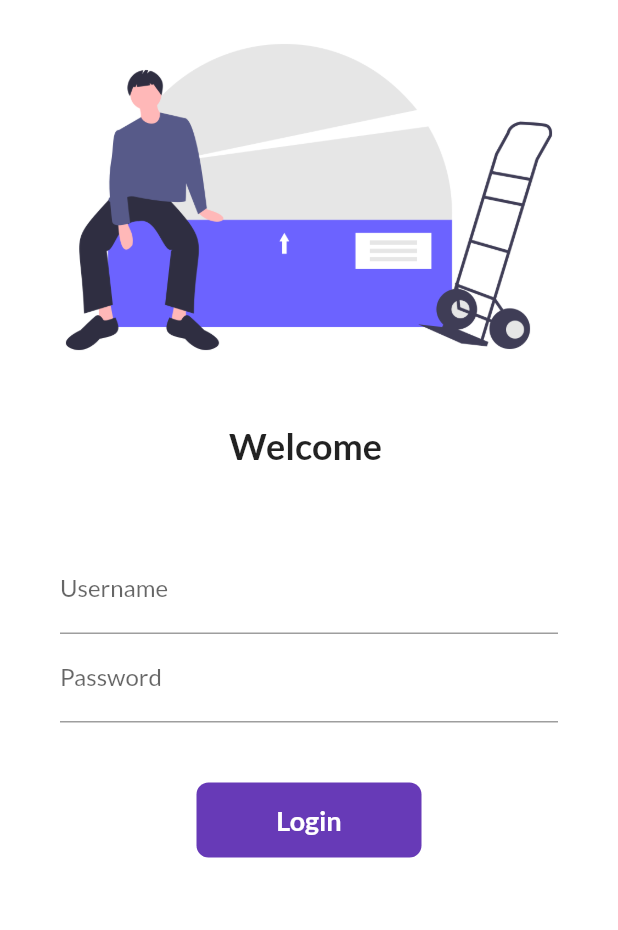
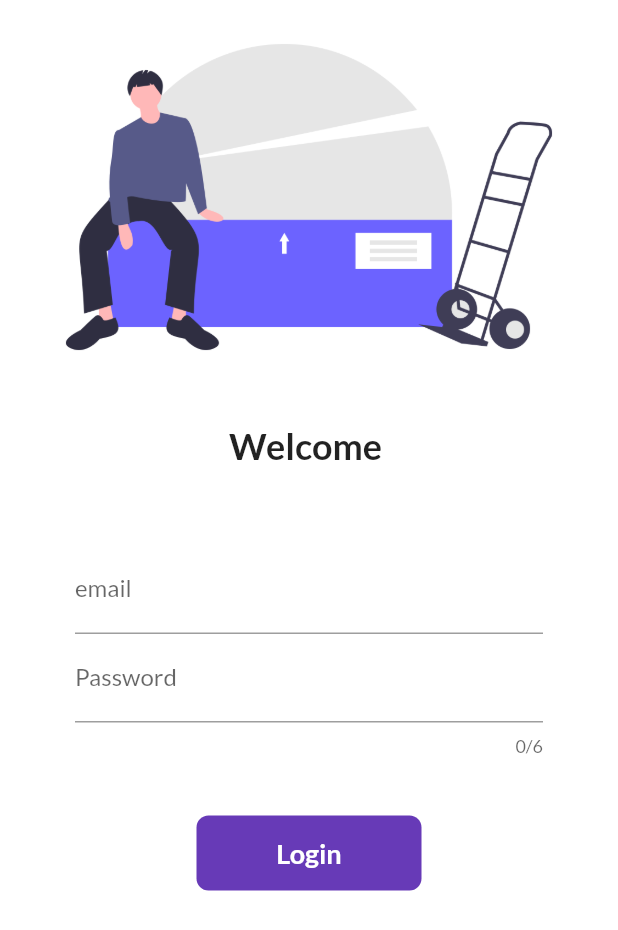
Before and after one commit to FoxxPratikSau/learning-flutter, a Flutter app: the screen it shows after launch, on a phone screen of 412 x 824 dp. Shown: the top 930 px of the screen. Run offline on Flutter 3.47's test engine with Material 2 defaults, Android fonts, the phone set to English and light mode, and no system bars; our stand-ins replace google_fonts.

Commit message:
day 8 done, ripple effect, not able to understand how to add form validation

```diff
--- a/flutter_application_1/lib/Pages/login_page.dart
+++ b/flutter_application_1/lib/Pages/login_page.dart
@@ -4,7 +4,7 @@ import 'package:flutter/material.dart';
 import 'package:flutter_application_1/utils/routes.dart';
 // ctrl+space to see properties
 
-class LoginPage extends StatefulWidget {
+class LoginPage extends StatefulWidget  {
   const LoginPage({ Key? key }) : super(key: key);
 
   @override
@@ -12,8 +12,26 @@ class LoginPage extends StatefulWidget {
 }
 
 class _LoginPageState extends State<LoginPage> {
-String name="";
+//String name="";
 bool changeButton = false;
+final _formKey = GlobalKey<FormState>();
+moveToHome(BuildContext context)async{
+   // if (_formKey.currentState!.validate()){
+      setState(() {
+        changeButton = true;
+      });
+      await Future.delayed(Duration(seconds: 1));
+                          //async.....await
+                          //to delay for animation to complete
+      await Navigator.pushNamed(context, MyRoutes.homeRoute);
+                          //used await here to make ux better then
+                          //comming back from home screen make the button loginable again
+      setState(() {
+        changeButton=false;
+      });
+   // }
+
+}
 
   @override
   Widget build(BuildContext context) {
@@ -21,35 +39,41 @@ bool changeButton = false;
 
       color: Colors.white,
       child: SingleChildScrollView(
+        child: Form(
           child: Column(
             children: [
               Image.asset("assets/images/undraw_heavy_box_agqi.png",
               fit: BoxFit.fill,
               ),
-            SizedBox(height: 20.0,
+              SizedBox(height: 20.0,  //sized box for giving gaps
               ),
 
-            Text("Welcome $name",
+              Text("Welcome ",
                style: TextStyle(
                 fontSize: 24,
                 fontWeight: FontWeight.bold,
                 ),
               ),
 
-            SizedBox(height: 20.0,
+              SizedBox(height: 20.0,  //sized box for giving gaps
               ),
               Padding(
-              padding: const EdgeInsets.symmetric(vertical: 32.0, horizontal: 40.0,),//use .all for all direction
+                padding: const EdgeInsets.symmetric(vertical: 32.0, horizontal: 50.0,),//use .all for all direction
                 child: Column(children: [
                   TextFormField(
                     decoration: InputDecoration(
-                    hintText: "Enter Username",
-                    labelText: "Username",
+                      hintText: "Enter Email id",
+                      labelText: "email",
                     ),
+                    //  validator: (email) {
+                    //   if (isEmailValid(email)) return null;
+                    //   else
+                    //     return 'Enter a valid email address';
+                    // },
                     onChanged: (value){
-                    name = value;
+                      //name = value;
                       setState(() {
-                      //calls build method as usually while converting from stateless
+                        //calls build method as usually, while converting from stateless
                         //to stateful widget
                         //it does not calls build method but all the ui is in build method
                       });
@@ -61,20 +85,24 @@ bool changeButton = false;
                       hintText: "Enter Password",
                       labelText: "Password",
                     ),
+                    maxLength: 6,
+                    // validator: (password) {
+                    //     if (isPasswordValid(password)) return null;
+                    //     else
+                    //       return 'Enter a valid password';
+                    //   },
                   ),
                   SizedBox(
                     height: 40.0,
                   ),
-                InkWell(
-                  onTap: ()async{
-                    setState(() {
-                      changeButton = true;
-                    });
-                    await Future.delayed(Duration(seconds: 1));
-                    //async.....await
-                    //to delay for animation to complete
-                    Navigator.pushNamed(context, MyRoutes.homeRoute);
-                  },
+
+                  //BUtton
+                  Material( //gave ancestor of material, while giving ancestor avoid giving decoration side child
+                    color: Colors.deepPurple,
+                          //shape: changeButton ? BoxShape.circle : BoxShape.rectangle,
+                          borderRadius: BorderRadius.circular(changeButton?50:8), //to get ripple effect in material
+                    child: InkWell(
+                      onTap: ()=>moveToHome(context),
                       child: AnimatedContainer(
                         duration: Duration(seconds: 1 ),
                         width: changeButton ? 50:150,
@@ -94,10 +122,11 @@ bool changeButton = false;
                             ),
 
                           ),
-                    decoration: BoxDecoration(
-                      color: Colors.deepPurple,
-                      //shape: changeButton ? BoxShape.circle : BoxShape.rectangle,
-                      borderRadius: BorderRadius.circular(changeButton?50:8),
+                        // decoration: BoxDecoration(
+                          // color: Colors.deepPurple,
+                          // //shape: changeButton ? BoxShape.circle : BoxShape.rectangle,
+                          // borderRadius: BorderRadius.circular(changeButton?50:8),
+                        // ),
                       ),
                     ),
                   )
@@ -115,7 +144,18 @@ bool changeButton = false;
               )
             ],
           ),
+        ),
       )
     );
   }
 }
+// mixin InputValidationMixin {
+//   bool isPasswordValid(String password) => password.length == 6;
+
+//   bool isEmailValid(String email) {
+//     Pattern pattern =
+//       r '^(([^<>()[\]\\.,;:\s@"]+(\.[^<>()[\]\\.,;:\s@"]+)*)|(".+"))@((\[[0-9]{1,3}\.[0-9]{1,3}\.[0-9]{1,3}\.[0-9]{1,3}\])|(([a-zA-Z\-0-9]+\.)+[a-zA-Z]{2,}))$';
+//     RegExp regex = new RegExp(pattern);
+//     return regex.hasMatch(email);
+//   }
+// }
--- a/flutter_application_1/lib/main.dart
+++ b/flutter_application_1/lib/main.dart
@@ -28,7 +28,7 @@ class Myapp extends StatelessWidget {
       routes: {
         "/":(context) => LoginPage(),
          MyRoutes.homeRoute:(context) => Homepage(),
-         MyRoutes.loginRoute:(context) => LoginPage()
+         MyRoutes.loginRoute:(context) => LoginPage(),
       },
     );
   }
```
Lines whose indentation alone changed are shown as unchanged.
